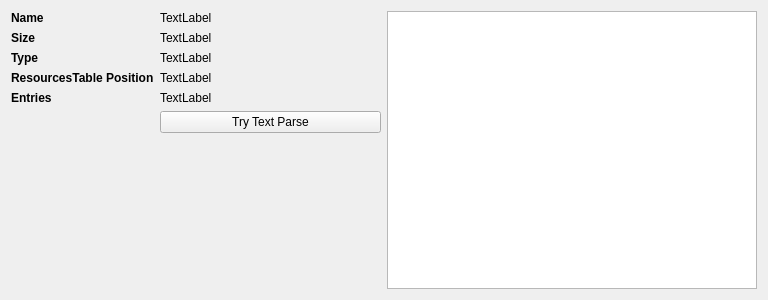
Qt form POPToolset/FileViewerForm.ui (deiandrei/POPTools) before a commit.
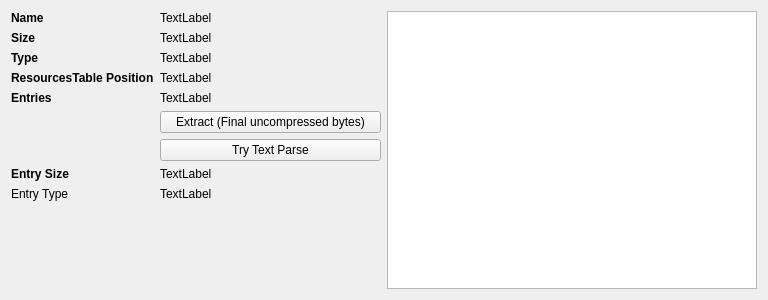
The same form after that commit.

```diff
--- a/POPToolset/FileViewerForm.ui
+++ b/POPToolset/FileViewerForm.ui
@@ -123,12 +123,53 @@
       </widget>
      </item>
      <item row="5" column="1">
+      <widget class="QPushButton" name="extractFile">
+       <property name="text">
+        <string>Extract (Final uncompressed bytes)</string>
+       </property>
+      </widget>
+     </item>
+     <item row="6" column="1">
       <widget class="QPushButton" name="tryTextParse">
        <property name="text">
         <string>Try Text Parse</string>
        </property>
       </widget>
      </item>
+     <item row="7" column="0">
+      <widget class="QLabel" name="label_9">
+       <property name="font">
+        <font>
+         <weight>75</weight>
+         <bold>true</bold>
+        </font>
+       </property>
+       <property name="text">
+        <string>Entry Size</string>
+       </property>
+      </widget>
+     </item>
+     <item row="7" column="1">
+      <widget class="QLabel" name="entrySizeLabel">
+       <property name="text">
+        <string>TextLabel</string>
+       </property>
+      </widget>
+     </item>
+     <item row="8" column="0">
+      <widget class="QLabel" name="label_10">
+       <property name="text">
+        <string>Entry Type</string>
+       </property>
+      </widget>
+     </item>
+     <item row="8" column="1">
+      <widget class="QLabel" name="entryTypeLabel">
+       <property name="text">
+        <string>TextLabel</string>
+       </property>
+      </widget>
+     </item>
     </layout>
    </item>
    <item>
```
Left out of the diff: 28 changed lines with no effect on the pictures.
